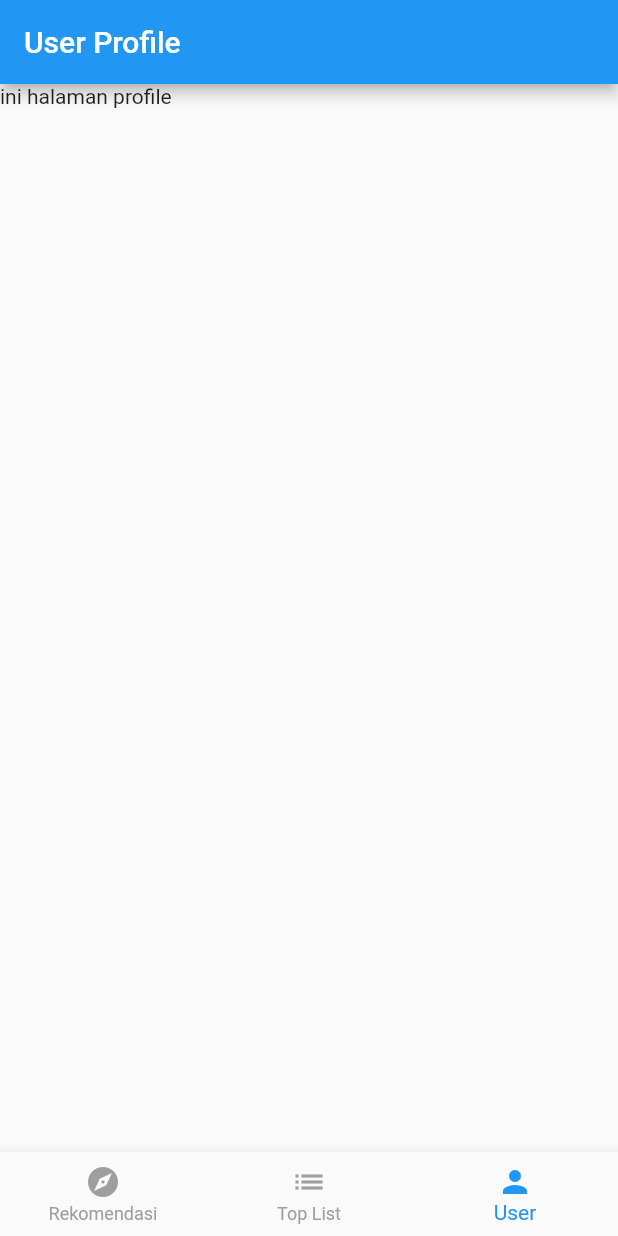
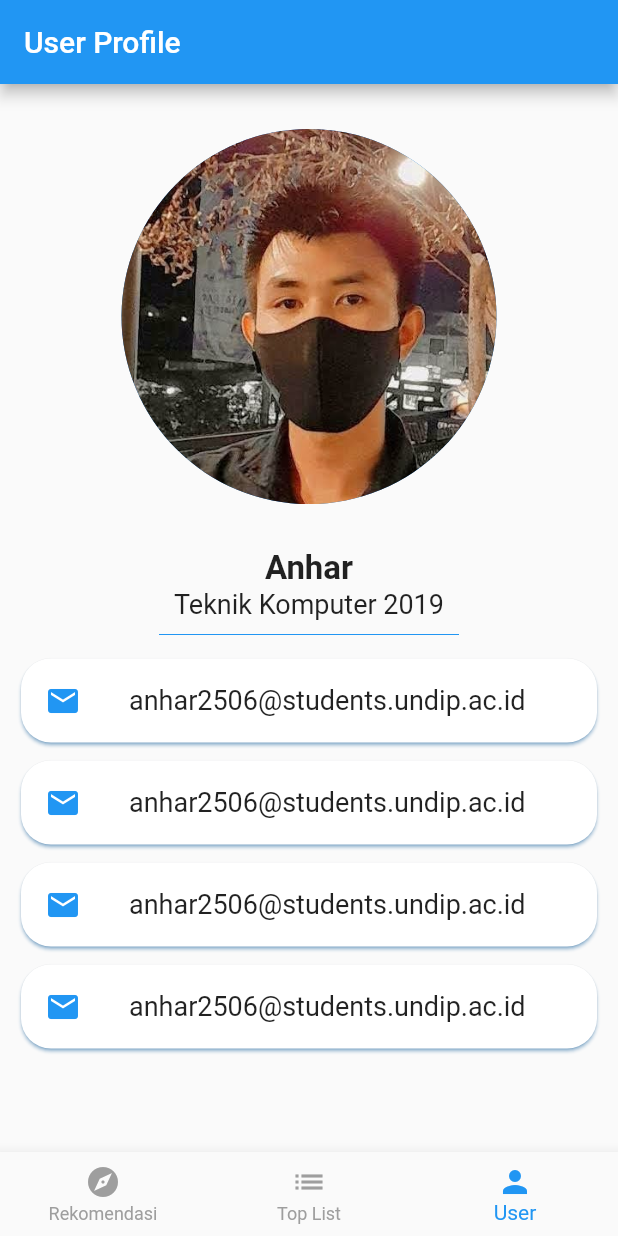
Before and after one commit to anharID/manga-app-flutter, a Flutter app: the screen it shows after launch, item 3 of the bottom bar chosen, on a phone screen of 412 x 824 dp. Run offline on Flutter 3.47's test engine with Material 2 defaults, Android fonts, the phone set to English and light mode, and no system bars; network calls fail.

Commit message:
add profilepage and fix detailpage

```diff
--- /dev/null
+++ b/lib/components/list_card.dart
@@ -0,0 +1,35 @@
+import 'package:flutter/material.dart';
+
+class InfoCard extends StatelessWidget {
+  final String text;
+  final IconData icon;
+
+  const InfoCard({
+    Key? key,
+    required this.text,
+    required this.icon,
+  }) : super(key: key);
+
+  @override
+  Widget build(BuildContext context) {
+    return Container(
+      margin: const EdgeInsets.symmetric(horizontal: 10, vertical: 2),
+      child: Card(
+        elevation: 1,
+        shadowColor: Colors.blue,
+        shape: RoundedRectangleBorder(borderRadius: BorderRadius.circular(20)),
+        child: ListTile(
+            leading: Icon(
+              icon,
+              color: Colors.blue,
+            ),
+            title: Text(
+              text,
+              style: const TextStyle(
+                fontSize: 18,
+              ),
+            )),
+      ),
+    );
+  }
+}
--- a/lib/components/list_view.dart
+++ b/lib/components/list_view.dart
@@ -15,7 +15,7 @@ class Listviews extends StatelessWidget {
   @override
   Widget build(BuildContext context) {
     return Container(
-        margin: EdgeInsets.symmetric(horizontal: 5),
+        margin: const EdgeInsets.symmetric(horizontal: 5),
         child: Card(
           elevation: 2,
           child: ListTile(
--- a/lib/screen/user.dart
+++ b/lib/screen/user.dart
@@ -1,4 +1,5 @@
 import 'package:flutter/material.dart';
+import 'package:tugas_akhir/components/list_card.dart';
 
 class UserProfile extends StatefulWidget {
   const UserProfile({Key? key}) : super(key: key);
@@ -10,10 +11,43 @@ class UserProfile extends StatefulWidget {
 class _UserProfileState extends State<UserProfile> {
   @override
   Widget build(BuildContext context) {
+    const mail = "anhar2506@students.undip.ac.id";
     return Scaffold(
         appBar: AppBar(
           title: Text("User Profile"),
         ),
-        body: Text("ini halaman profile"));
+        body: Center(
+          child: Column(
+            children: [
+              Container(
+                  height: 250,
+                  width: MediaQuery.of(context).size.width,
+                  margin: EdgeInsets.symmetric(vertical: 30),
+                  child: const CircleAvatar(
+                    radius: 100,
+                    backgroundImage: AssetImage('assets/profile.jpg'),
+                  )),
+              const Text(
+                "Anhar",
+                style: TextStyle(fontSize: 22, fontWeight: FontWeight.bold),
+              ),
+              const Text(
+                "Teknik Komputer 2019",
+                style: TextStyle(fontSize: 18),
+              ),
+              const SizedBox(
+                height: 20,
+                width: 200,
+                child: Divider(
+                  color: Colors.blue,
+                ),
+              ),
+              const InfoCard(text: mail, icon: Icons.mail),
+              const InfoCard(text: mail, icon: Icons.mail),
+              const InfoCard(text: mail, icon: Icons.mail),
+              const InfoCard(text: mail, icon: Icons.mail),
+            ],
+          ),
+        ));
   }
 }
--- a/pubspec.yaml
+++ b/pubspec.yaml
@@ -51,9 +51,8 @@ flutter:
   # the material Icons class.
   uses-material-design: true
   # To add assets to your application, add an assets section, like this:
-  # assets:
-  #   - images/a_dot_burr.jpeg
-  #   - images/a_dot_ham.jpeg
+  assets:
+    - assets/profile.jpg
   # An image asset can refer to one or more resolution-specific "variants", see
   # https://flutter.dev/assets-and-images/#resolution-aware.
   # For details regarding adding assets from package dependencies, see
```
Also changed, not shown: lib/components/manga_card.dart (deleted, +0 -31 lines), lib/screen/detailmanga.dart (+71 -39 lines), assets/profile.jpg (added).
